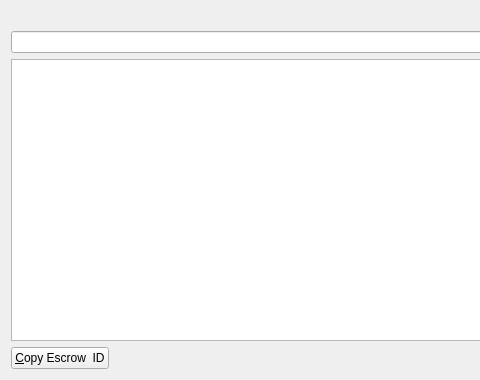
Qt form src/qt/forms/escrowlistpage.ui (willyko/syscoin2) before a commit; both pictures show x 0 to 480 and y 0 to 380 of the 760 by 380 pixel window.
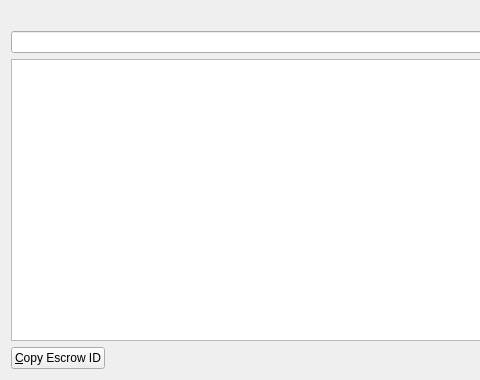
The same form after that commit. Icons and pictures are not drawn.

Patch:
```diff
--- a/src/qt/forms/escrowlistpage.ui
+++ b/src/qt/forms/escrowlistpage.ui
@@ -103,11 +103,7 @@
         <string>Copy the currently selected alias to the system clipboard</string>
        </property>
        <property name="text">
-        <string>&amp;Copy Escrow  ID</string>
-       </property>
-       <property name="icon">
-        <iconset resource="../syscoin.qrc">
-         <normaloff>:/icons/editcopy</normaloff>:/icons/editcopy</iconset>
+        <string>&amp;Copy Escrow ID</string>
        </property>
       </widget>
      </item>
```
Left out of the diff: 8 changed lines with no effect on the pictures.
